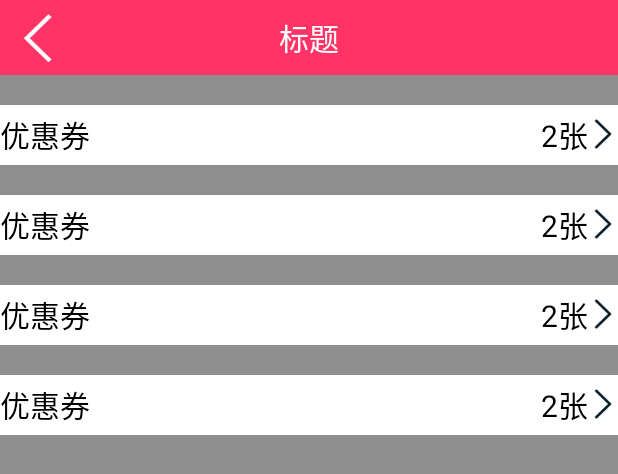
After one commit to zuofoshou/CarSharing, an Android app: the layout mine_my_wallet.xml on its own in the app's theme, with its tools: preview values and no code run, on a phone screen of 412 x 824 dp. The commit adds this screen. Shown: the top 474 px of the screen. Run offline under Robolectric (Android 15) with nearby library versions, the phone set to English and light mode, and no system bars.

Commit message:
我的钱包

```diff
--- /dev/null
+++ b/app/src/main/java/com/example/admin/carsharing/ui/mine/MyWallet.java
@@ -0,0 +1,28 @@
+package com.example.admin.carsharing.ui.mine;
+
+import com.example.admin.carsharing.R;
+import com.example.admin.carsharing.ui.BaseAty;
+
+/**
+ * Class Name: 我的钱包
+ * Created by zlt .
+ * 简介：
+ * Data： 2018/2/9.
+ */
+
+public class MyWallet extends BaseAty{
+    @Override
+    public int getLayoutId() {
+        return R.layout.mine_my_wallet;
+    }
+
+    @Override
+    protected void initData() {
+
+    }
+
+    @Override
+    protected void requestData() {
+
+    }
+}
--- /dev/null
+++ b/app/src/main/res/layout/mine_my_wallet.xml
@@ -0,0 +1,105 @@
+<?xml version="1.0" encoding="utf-8"?>
+<LinearLayout xmlns:android="http://schemas.android.com/apk/res/android"
+    android:layout_width="match_parent"
+    android:layout_height="match_parent"
+    android:background="@color/black_gray"
+    android:orientation="vertical">
+
+    <include layout="@layout/base_title"/>
+
+    <RelativeLayout
+    android:layout_width="match_parent"
+    android:layout_height="40dp"
+    android:gravity="center_vertical"
+    android:background="@color/white"
+    android:layout_marginTop="20dp">
+
+    <TextView
+        android:layout_width="wrap_content"
+        android:layout_height="wrap_content"
+        android:text="优惠券"
+        android:textColor="@color/black"
+        android:textSize="20sp"/>
+
+    <TextView
+        android:layout_width="wrap_content"
+        android:layout_height="wrap_content"
+        android:text="2张"
+        android:layout_alignParentRight="true"
+        android:drawableRight="@mipmap/ic_jiaotou_hei"
+        android:textSize="20sp"
+        android:textColor="@color/black"/>
+</RelativeLayout>
+
+    <RelativeLayout
+        android:layout_width="match_parent"
+        android:layout_height="40dp"
+        android:gravity="center_vertical"
+        android:background="@color/white"
+        android:layout_marginTop="20dp">
+
+        <TextView
+            android:layout_width="wrap_content"
+            android:layout_height="wrap_content"
+            android:text="优惠券"
+            android:textColor="@color/black"
+            android:textSize="20sp"/>
+
+        <TextView
+            android:layout_width="wrap_content"
+            android:layout_height="wrap_content"
+            android:text="2张"
+            android:layout_alignParentRight="true"
+            android:drawableRight="@mipmap/ic_jiaotou_hei"
+            android:textSize="20sp"
+            android:textColor="@color/black"/>
+    </RelativeLayout>
+
+    <RelativeLayout
+        android:layout_width="match_parent"
+        android:layout_height="40dp"
+        android:gravity="center_vertical"
+        android:background="@color/white"
+        android:layout_marginTop="20dp">
+
+        <TextView
+            android:layout_width="wrap_content"
+            android:layout_height="wrap_content"
+            android:text="优惠券"
+            android:textColor="@color/black"
+            android:textSize="20sp"/>
+
+        <TextView
+            android:layout_width="wrap_content"
+            android:layout_height="wrap_content"
+            android:text="2张"
+            android:layout_alignParentRight="true"
+            android:drawableRight="@mipmap/ic_jiaotou_hei"
+            android:textSize="20sp"
+            android:textColor="@color/black"/>
+    </RelativeLayout>
+
+    <RelativeLayout
+        android:layout_width="match_parent"
+        android:layout_height="40dp"
+        android:gravity="center_vertical"
+        android:background="@color/white"
+        android:layout_marginTop="20dp">
+
+        <TextView
+            android:layout_width="wrap_content"
+            android:layout_height="wrap_content"
+            android:text="优惠券"
+            android:textColor="@color/black"
+            android:textSize="20sp"/>
+
+        <TextView
+            android:layout_width="wrap_content"
+            android:layout_height="wrap_content"
+            android:text="2张"
+            android:layout_alignParentRight="true"
+            android:drawableRight="@mipmap/ic_jiaotou_hei"
+            android:textSize="20sp"
+            android:textColor="@color/black"/>
+    </RelativeLayout>
+</LinearLayout>
--- a/app/src/main/res/values/colors.xml
+++ b/app/src/main/res/values/colors.xml
@@ -6,6 +6,7 @@
     <color name="colorPrimary">#3F51B5</color>
     <color name="colorPrimaryDark">#303F9F</color>
     <color name="colorAccent">#FF4081</color>
+    <color name="black_gray">#8F8F8F</color>
     <!--背景色-->
     <color name="app_bg">#F3F7F5</color>
     <!--标题背景色-->
```
Also changed, not shown: app/src/main/res/mipmap-xhdpi/ic_jiaotou_hei.png (added).
